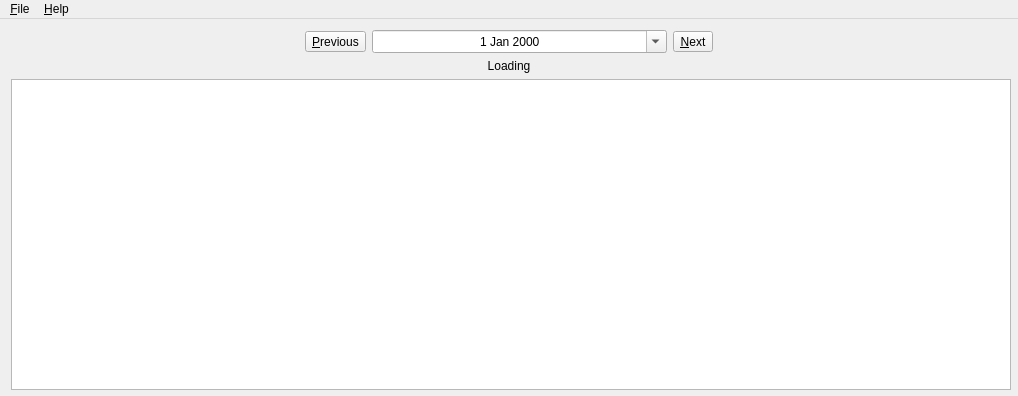
The window that dilby.ui (Huulivoide/Dilby) describes before a commit, drawn with Qt 5.
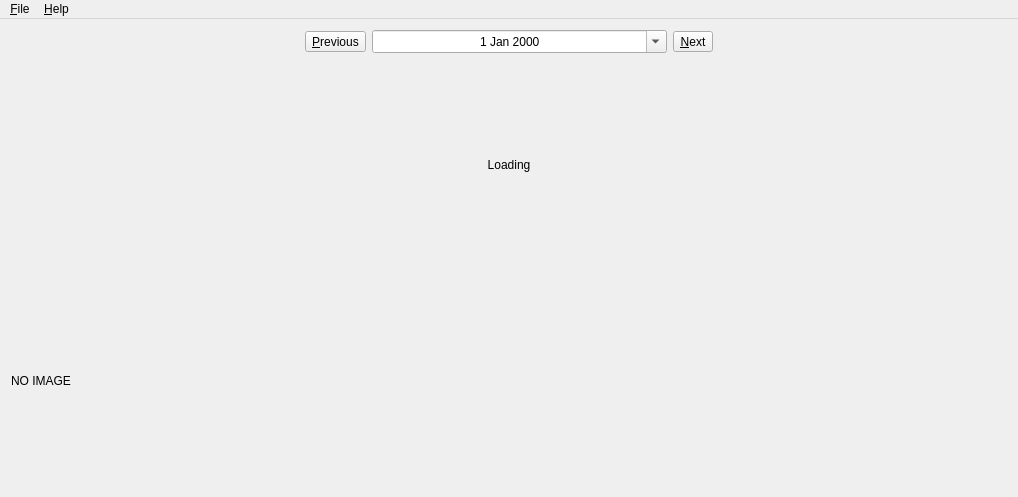
The same window after the commit. Icons and pictures are not drawn.

Commit message: Swich to a lighter QLabel widget. No need for the bloated graphicsview.

The edit to the form file:
```diff
--- a/dilby.ui
+++ b/dilby.ui
@@ -7,7 +7,7 @@
     <x>0</x>
     <y>0</y>
     <width>1018</width>
-    <height>396</height>
+    <height>497</height>
    </rect>
   </property>
   <property name="sizePolicy">
@@ -166,33 +166,9 @@
      </widget>
     </item>
     <item>
-     <widget class="QGraphicsView" name="comicView">
-      <property name="sizePolicy">
-       <sizepolicy hsizetype="Expanding" vsizetype="Expanding">
-        <horstretch>0</horstretch>
-        <verstretch>0</verstretch>
-       </sizepolicy>
-      </property>
-      <property name="minimumSize">
-       <size>
-        <width>1000</width>
-        <height>311</height>
-       </size>
-      </property>
-      <property name="maximumSize">
-       <size>
-        <width>1000</width>
-        <height>500</height>
-       </size>
-      </property>
-      <property name="verticalScrollBarPolicy">
-       <enum>Qt::ScrollBarAlwaysOff</enum>
-      </property>
-      <property name="horizontalScrollBarPolicy">
-       <enum>Qt::ScrollBarAlwaysOff</enum>
-      </property>
-      <property name="sizeAdjustPolicy">
-       <enum>QAbstractScrollArea::AdjustToContents</enum>
+     <widget class="QLabel" name="comicView">
+      <property name="text">
+       <string notr="true">NO IMAGE</string>
       </property>
      </widget>
     </item>
```
The commit also changes 2 other files.
